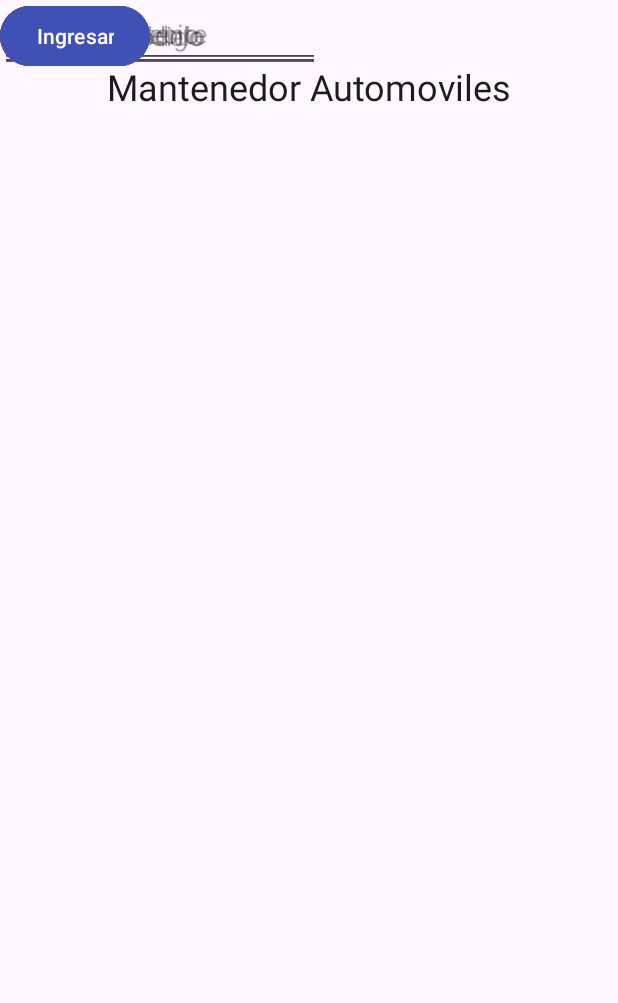
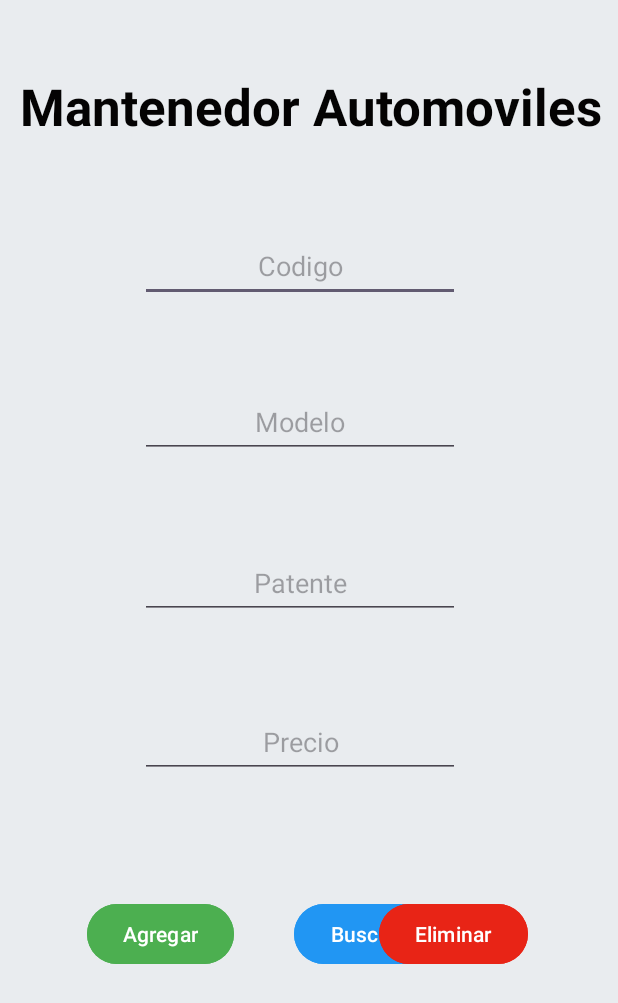
Before and after one commit to CristianOrellanna/AppAutomoviles, an Android app: the screen it shows after launch (MainActivity), on a phone screen of 412 x 824 dp. Shown: the top 1003 px of the screen. Run offline under Robolectric (Android 15) with nearby library versions, the phone set to English and light mode, and no system bars.

Commit message:
four commit

```diff
--- a/app/src/main/java/com/example/mantenedorautomoviles/MainActivity.java
+++ b/app/src/main/java/com/example/mantenedorautomoviles/MainActivity.java
@@ -22,7 +22,6 @@ public class MainActivity extends AppCompatActivity {
         super.onCreate(savedInstanceState);
         setContentView(R.layout.activity_main);
 
-        btnIngresar = (Button) findViewById(R.id.btnIngresar);
         btnAgregar = (Button) findViewById(R.id.btnAgregar);
         btnBuscar = (Button) findViewById(R.id.btnBuscar);
         btnEliminar = (Button) findViewById(R.id.btnEliminar);
@@ -34,7 +33,7 @@ public class MainActivity extends AppCompatActivity {
 
         final GestorDB gestorDB = new GestorDB(getApplicationContext());
 
-        btnIngresar.setOnClickListener(new View.OnClickListener() {
+        btnAgregar.setOnClickListener(new View.OnClickListener() {
             @Override
             public void onClick(View view) {
                 SQLiteDatabase db = gestorDB.getWritableDatabase();
--- a/app/src/main/res/layout/activity_main.xml
+++ b/app/src/main/res/layout/activity_main.xml
@@ -4,105 +4,111 @@
     xmlns:tools="http://schemas.android.com/tools"
     android:layout_width="match_parent"
     android:layout_height="match_parent"
+    android:background="#E9ECEF"
     tools:context=".MainActivity">
 
     <TextView
+        android:id="@+id/textView3"
         android:layout_width="wrap_content"
         android:layout_height="wrap_content"
         android:text="Mantenedor Automoviles"
         android:textAppearance="@style/TextAppearance.AppCompat.Body1"
-        android:textSize="24sp"
+        android:textColor="#040303"
+        android:textSize="34sp"
+        android:textStyle="bold"
         app:layout_constraintBottom_toBottomOf="parent"
         app:layout_constraintEnd_toEndOf="parent"
+        app:layout_constraintHorizontal_bias="0.557"
         app:layout_constraintStart_toStartOf="parent"
         app:layout_constraintTop_toTopOf="parent"
-        app:layout_constraintVertical_bias="0.052" />
+        app:layout_constraintVertical_bias="0.062" />
 
     <EditText
         android:id="@+id/txtCodigo"
         android:layout_width="wrap_content"
         android:layout_height="wrap_content"
+        android:layout_marginStart="80dp"
+        android:layout_marginTop="60dp"
         android:ems="10"
         android:hint="Codigo"
         android:inputType="text"
         android:minHeight="48dp"
         android:textAlignment="center"
         android:textSize="18sp"
-        tools:layout_editor_absoluteX="16dp"
-        tools:layout_editor_absoluteY="120dp" />
+        app:layout_constraintStart_toStartOf="@+id/textView3"
+        app:layout_constraintTop_toBottomOf="@+id/textView3" />
 
     <EditText
         android:id="@+id/txtModelo"
         android:layout_width="wrap_content"
         android:layout_height="wrap_content"
+        android:layout_marginTop="56dp"
         android:ems="10"
         android:hint="Modelo"
         android:inputType="text"
         android:minHeight="48dp"
         android:textAlignment="center"
-        tools:layout_editor_absoluteX="16dp"
-        tools:layout_editor_absoluteY="212dp" />
+        app:layout_constraintStart_toStartOf="@+id/txtCodigo"
+        app:layout_constraintTop_toBottomOf="@+id/txtCodigo" />
 
     <EditText
         android:id="@+id/txtPatente"
         android:layout_width="wrap_content"
         android:layout_height="wrap_content"
+        android:layout_marginTop="59dp"
         android:ems="10"
         android:hint="Patente"
         android:inputType="text"
+        android:minHeight="48dp"
         android:textAlignment="center"
-        tools:layout_editor_absoluteX="16dp"
-        tools:layout_editor_absoluteY="303dp" />
+        app:layout_constraintStart_toStartOf="@+id/txtModelo"
+        app:layout_constraintTop_toBottomOf="@+id/txtModelo" />
 
     <EditText
         android:id="@+id/txtPrecio"
         android:layout_width="wrap_content"
         android:layout_height="wrap_content"
+        android:layout_marginTop="58dp"
         android:ems="10"
         android:hint="Precio"
         android:inputType="text"
+        android:minHeight="48dp"
         android:textAlignment="center"
-        tools:layout_editor_absoluteX="16dp"
-        tools:layout_editor_absoluteY="401dp" />
+        app:layout_constraintStart_toStartOf="@+id/txtPatente"
+        app:layout_constraintTop_toBottomOf="@+id/txtPatente" />
 
     <Button
         android:id="@+id/btnAgregar"
         android:layout_width="wrap_content"
         android:layout_height="wrap_content"
+        android:layout_marginStart="58dp"
+        android:backgroundTint="#4CAF50"
         android:text="Agregar"
-        android:backgroundTint="#FF5722"
-        tools:layout_editor_absoluteX="56dp"
-        tools:layout_editor_absoluteY="516dp"
+        app:layout_constraintBaseline_toBaselineOf="@+id/btnBuscar"
+        app:layout_constraintStart_toStartOf="parent"
         tools:ignore="MissingConstraints" />
 
     <Button
         android:id="@+id/btnBuscar"
         android:layout_width="wrap_content"
         android:layout_height="wrap_content"
+        android:layout_marginStart="40dp"
+        android:layout_marginTop="80dp"
+        android:backgroundTint="#2196F3"
         android:text="Buscar"
-        android:backgroundTint="#FF5722"
-        tools:layout_editor_absoluteX="184dp"
-        tools:layout_editor_absoluteY="516dp"
+        app:layout_constraintStart_toEndOf="@+id/btnAgregar"
+        app:layout_constraintTop_toBottomOf="@+id/txtPrecio"
         tools:ignore="MissingConstraints" />
 
     <Button
         android:id="@+id/btnEliminar"
         android:layout_width="wrap_content"
         android:layout_height="wrap_content"
+        android:layout_marginEnd="60dp"
+        android:backgroundTint="#E82416"
         android:text="Eliminar"
-        android:backgroundTint="#FF5722"
-        tools:layout_editor_absoluteX="311dp"
-        tools:layout_editor_absoluteY="516dp"
-        tools:ignore="MissingConstraints" />
-
-    <Button
-        android:id="@+id/btnIngresar"
-        android:layout_width="wrap_content"
-        android:layout_height="wrap_content"
-        android:text="Ingresar"
-        android:backgroundTint="#3F51B5"
-        tools:layout_editor_absoluteX="315dp"
-        tools:layout_editor_absoluteY="112dp"
+        app:layout_constraintBaseline_toBaselineOf="@+id/btnBuscar"
+        app:layout_constraintEnd_toEndOf="parent"
         tools:ignore="MissingConstraints" />
 
 </androidx.constraintlayout.widget.ConstraintLayout>
```
